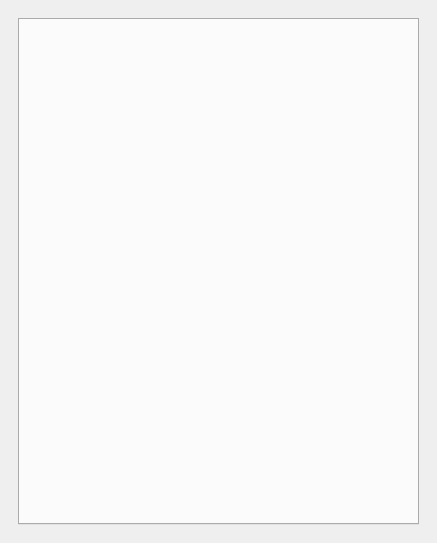
Old version of the form ui/workpanel/panel_kerja.ui in the repository nyanyaon/GeoKKP-GIS.
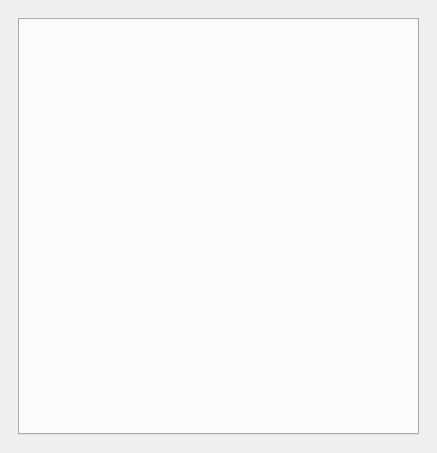
New version of the form. The open tabs and pages were chosen to show the change. Icons and pictures are not drawn.

Diff of the .ui file:
```diff
--- a/ui/workpanel/panel_kerja.ui
+++ b/ui/workpanel/panel_kerja.ui
@@ -7,13 +7,19 @@
     <x>0</x>
     <y>0</y>
     <width>437</width>
-    <height>543</height>
+    <height>453</height>
    </rect>
   </property>
+  <property name="sizePolicy">
+   <sizepolicy hsizetype="Preferred" vsizetype="Maximum">
+    <horstretch>0</horstretch>
+    <verstretch>0</verstretch>
+   </sizepolicy>
+  </property>
   <property name="minimumSize">
    <size>
     <width>437</width>
-    <height>543</height>
+    <height>441</height>
    </size>
   </property>
   <property name="focusPolicy">
@@ -521,9 +527,18 @@
        </layout>
       </widget>
       <widget class="QWidget" name="main_dock">
+       <property name="maximumSize">
+        <size>
+         <width>16777215</width>
+         <height>650</height>
+        </size>
+       </property>
        <layout class="QGridLayout" name="gridLayout_7">
         <item row="0" column="0">
          <layout class="QVBoxLayout" name="Layout">
+          <property name="sizeConstraint">
+           <enum>QLayout::SetMaximumSize</enum>
+          </property>
           <item>
            <widget class="QTabWidget" name="main_tab">
             <property name="sizePolicy">
```
Left out of the diff: 10 changed lines with no effect on the pictures.
